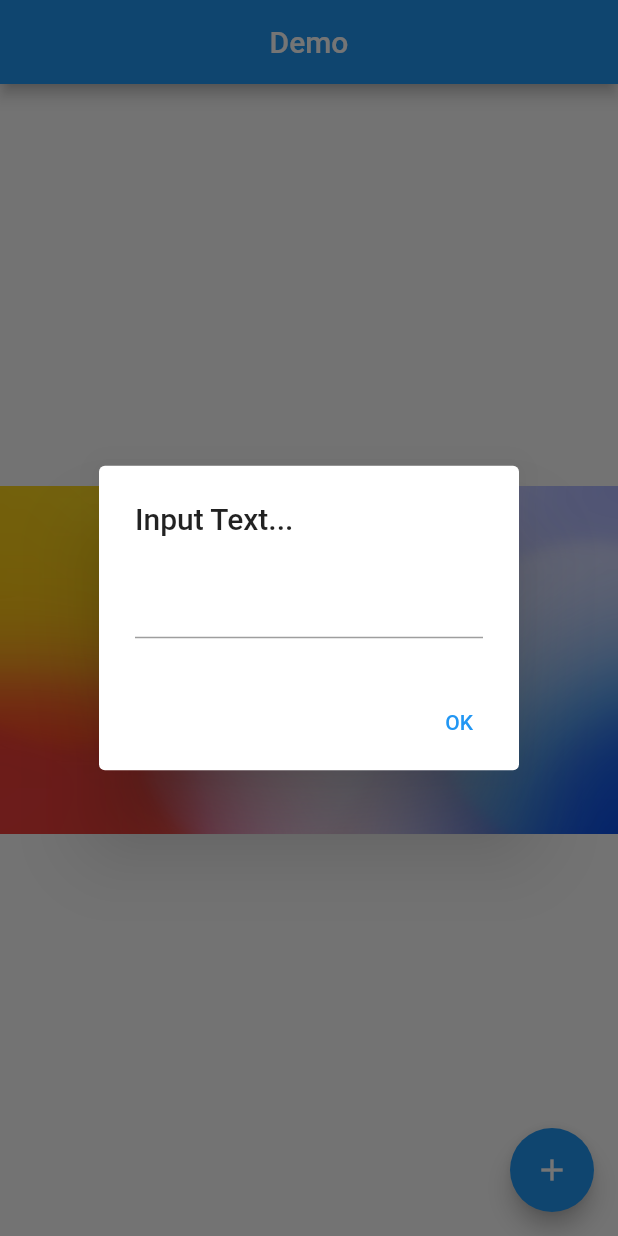
After one commit to RutvikMori18/Two-Finger-to-Zoom-in-zoom-out-text, a Flutter app: the screen it shows after launch, after a tap on the "add" icon, on a phone screen of 412 x 824 dp. The commit adds this screen. Run offline on Flutter 3.47's test engine with Material 2 defaults, Android fonts, the phone set to English and light mode, and no system bars; our stand-ins replace bloc, equatable, flutter_bloc.

Commit message:
- add bloc code in home screen

```diff
--- /dev/null
+++ b/lib/bloc/increment_bloc/increment_event.dart
@@ -0,0 +1,43 @@
+part of 'increment_bloc.dart';
+
+abstract class IncrementEvent extends Equatable {
+  const IncrementEvent();
+}
+
+class UpdateScaleEvent extends IncrementEvent {
+  final double zoom;
+  // final double lastPosition, currentPosition;
+  // final Offset offset;
+  const UpdateScaleEvent(
+    this.zoom,
+    /* this.lastPosition, this.currentPosition, this.offset*/
+  );
+  @override
+  // TODO: implement props
+  List<Object?> get props => [zoom];
+}
+
+class UpdateCurrentPositionEvent extends IncrementEvent {
+  final Offset offset;
+  // final double lastPosition;
+  // final double currentPosition;
+  const UpdateCurrentPositionEvent(
+    this.offset,
+    /*this.lastPosition, this.currentPosition*/
+  );
+  @override
+  // TODO: implement props
+  List<Object?> get props => [offset];
+}
+
+class ComitScalePositionEvent extends IncrementEvent {
+  // final Offset offset;
+  // final double lastPosition;
+  // final double currentPosition;
+
+  const ComitScalePositionEvent(
+      /*this.offset,*/ /*this.lastPosition, */ /*this.currentPosition*/);
+  @override
+  // TODO: implement props
+  List<Object?> get props => [];
+}
--- /dev/null
+++ b/lib/bloc/increment_bloc/increment_state.dart
@@ -0,0 +1,54 @@
+part of 'increment_bloc.dart';
+
+abstract class IncrementState extends Equatable {
+  const IncrementState();
+}
+
+class IncrementInitial extends IncrementState {
+  final double lastPosition = 250;
+  final double currentPosition = 250;
+  final Offset offset = const Offset(250, 250);
+
+  // const IncrementInitial(this.lastPosition, this.currentPosition, this.offset);
+  @override
+  List<Object> get props => [lastPosition, currentPosition, offset];
+}
+
+class ChangePositionState extends IncrementState {
+  final double lastPosition, currentPosition;
+  final Offset changePositionOffset;
+
+  const ChangePositionState(
+      {required this.lastPosition,
+      required this.currentPosition,
+      required this.changePositionOffset});
+  @override
+  // TODO: implement props
+  List<Object?> get props =>
+      [lastPosition, currentPosition, changePositionOffset];
+}
+
+// class UpdateScaleState extends IncrementState {
+//   final Offset offset;
+//   final double lastPosition, currentPosition;
+//
+//   const UpdateScaleState(
+//       {required this.lastPosition,
+//       required this.currentPosition,
+//       required this.offset});
+//   @override
+//   // TODO: implement props
+//   List<Object?> get props => [offset];
+// }
+//
+// class ComitPositionState extends IncrementState {
+//   final double lastPosition, currentPosition;
+//   final Offset offset;
+//   const ComitPositionState(
+//       {required this.lastPosition,
+//       required this.currentPosition,
+//       required this.offset});
+//   @override
+//   // TODO: implement props
+//   List<Object?> get props => [lastPosition, currentPosition, offset];
+// }
--- /dev/null
+++ b/lib/home_page/home_screen_bloc.dart
@@ -0,0 +1,264 @@
+import 'package:flutter/material.dart';
+import 'package:flutter_bloc/flutter_bloc.dart';
+
+import '../bloc/increment_bloc/increment_bloc.dart';
+
+/*
+class HomeScreen extends StatefulWidget {
+  const HomeScreen({Key? key}) : super(key: key);
+
+  @override
+  State<HomeScreen> createState() => _HomeScreenState();
+}
+
+List<String> data = [];
+TextEditingController textDataController = TextEditingController();
+
+Offset initialPosition = const Offset(200, 200);
+double lastPosition = 1;
+double currentPosition = 1;
+
+class _HomeScreenState extends State<HomeScreen> {
+  @override
+  Widget build(BuildContext context) {
+    void updateScale(double zoom) {
+      setState(() {
+        currentPosition = lastPosition * zoom;
+      });
+    }
+
+    void commitScale() {
+      setState(() {
+        lastPosition = currentPosition;
+      });
+    }
+
+    void updatePosition(Offset newPosition) {
+      setState(() {
+        initialPosition = newPosition;
+      });
+    }
+
+    return Scaffold(
+      appBar: AppBar(
+        title: const Text('Demo'),
+        centerTitle: true,
+      ),
+      body: Stack(
+        children: [
+          GestureDetector(
+            onScaleUpdate: (details) => updateScale(details.scale),
+            onScaleEnd: (_) => commitScale(),
+            child: Stack(
+              children: [
+                //FOR BACK GROUND
+                Positioned.fill(child: Image.asset('assets/bg.jpg')),
+                //FOR TEXT
+                for (int i = 0; i < data.length; i++)
+                  Positioned(
+                    left: initialPosition.dx,
+                    top: initialPosition.dy,
+                    child: Draggable(
+                      feedback: Container(),
+                      onDragEnd: (details) {
+                        updatePosition(details.offset);
+                      },
+                      child: Transform.scale(
+                        scale: currentPosition,
+                        child: Container(
+                          margin: const EdgeInsets.all(15.0),
+                          padding: const EdgeInsets.all(3.0),
+                          decoration: BoxDecoration(
+                            border: Border.all(
+                              color: Colors.blueAccent,
+                            ),
+                          ),
+                          child: Text(
+                            data[i],
+                          ),
+                        ),
+                      ),
+                    ),
+                  ),
+              ],
+            ),
+          ),
+        ],
+      ),
+      floatingActionButton: FloatingActionButton(
+        onPressed: customDialogBox,
+        child: const Icon(Icons.add),
+      ),
+    );
+  }
+
+  Future customDialogBox() {
+    return showDialog(
+      context: context,
+      builder: (BuildContext context) {
+        return AlertDialog(
+          title: const Text("Input Text..."),
+          content: TextField(
+            controller: textDataController,
+            textCapitalization: TextCapitalization.sentences,
+            textInputAction: TextInputAction.done,
+          ),
+          actions: <Widget>[
+            TextButton(
+              child: const Text("OK"),
+              onPressed: () {
+                if (textDataController.text.isNotEmpty) {
+                  data.add(textDataController.text);
+                  textDataController.clear();
+                  Navigator.of(context).pop();
+                  setState(() {});
+                }
+              },
+            ),
+          ],
+        );
+      },
+    );
+  }
+}
+*/
+
+class HomeScreenBloc extends StatelessWidget {
+  HomeScreenBloc({Key? key}) : super(key: key);
+  final IncrementBloc incrementBloc = IncrementBloc();
+  List<String> data = [];
+  TextEditingController textDataController = TextEditingController();
+  @override
+  Widget build(BuildContext context) {
+    return Scaffold(
+      appBar: AppBar(
+        title: const Text('Demo'),
+        centerTitle: true,
+      ),
+      body: Stack(
+        children: [
+          GestureDetector(
+            onScaleUpdate: (details) {
+              // updateScale(details.scale);
+              incrementBloc.add(UpdateScaleEvent(details.scale));
+            },
+            onScaleEnd: (_) {
+              incrementBloc.add(const ComitScalePositionEvent());
+            },
+            child: Stack(
+              children: [
+                //FOR BACK GROUND
+                Positioned.fill(child: Image.asset('assets/bg.jpg')),
+                //FOR TEXT
+
+                for (int i = 0; i < data.length; i++)
+                  BlocBuilder<IncrementBloc, IncrementState>(
+                    builder: (context, state) {
+                      if (state is ChangePositionState) {
+                        return Positioned(
+                          left: state.changePositionOffset.dx,
+                          top: state.changePositionOffset.dy,
+                          child: Draggable(
+                            feedback: Container(),
+                            onDragEnd: (details) {
+                              incrementBloc.add(
+                                  UpdateCurrentPositionEvent(details.offset));
+                              // updatePosition(details.offset);
+                            },
+                            child: Transform.scale(
+                              scale: state.currentPosition,
+                              child: Container(
+                                margin: const EdgeInsets.all(15.0),
+                                padding: const EdgeInsets.all(3.0),
+                                decoration: BoxDecoration(
+                                  border: Border.all(
+                                    color: Colors.blueAccent,
+                                  ),
+                                ),
+                                child: Text("HELLO WORLD"
+                                    // data[i],
+                                    ),
+                              ),
+                            ),
+                          ),
+                        );
+                      }
+                      if (state is IncrementInitial) {
+                        return Positioned(
+                          left: state.offset.dx,
+                          top: state.offset.dy,
+                          child: Draggable(
+                            feedback: Container(),
+                            onDragEnd: (details) {
+                              incrementBloc.add(
+                                  UpdateCurrentPositionEvent(details.offset));
+                              // updatePosition(details.offset);
+                            },
+                            child: Transform.scale(
+                              scale: state.currentPosition,
+                              child: Container(
+                                margin: const EdgeInsets.all(15.0),
+                                padding: const EdgeInsets.all(3.0),
+                                decoration: BoxDecoration(
+                                  border: Border.all(
+                                    color: Colors.blueAccent,
+                                  ),
+                                ),
+                                child: Text(
+                                    // data[i],
+                                    "HELLO WORLD"),
+                              ),
+                            ),
+                          ),
+                        );
+                      }
+                      return Container(
+                        height: 100,
+                        width: 100,
+                        color: Colors.black,
+                      );
+                    },
+                  ),
+              ],
+            ),
+          )
+        ],
+      ),
+      floatingActionButton: FloatingActionButton(
+        onPressed: () {
+          customDialogBox(context);
+        },
+        child: const Icon(Icons.add),
+      ),
+    );
+  }
+
+  Future customDialogBox(BuildContext context) {
+    return showDialog(
+      context: context,
+      builder: (BuildContext context) {
+        return AlertDialog(
+          title: const Text("Input Text..."),
+          content: TextField(
+            controller: textDataController,
+            textCapitalization: TextCapitalization.sentences,
+            textInputAction: TextInputAction.done,
+          ),
+          actions: <Widget>[
+            TextButton(
+              child: const Text("OK"),
+              onPressed: () {
+                if (textDataController.text.isNotEmpty) {
+                  data.add(textDataController.text);
+                  textDataController.clear();
+                  Navigator.of(context).pop();
+                  // incrementBloc.add(IncrementInitial());
+                }
+              },
+            ),
+          ],
+        );
+      },
+    );
+  }
+}
--- a/lib/main.dart
+++ b/lib/main.dart
@@ -1,22 +1,27 @@
 import 'package:flutter/material.dart';
-import 'package:twofingerpinch/home_page/homescreen.dart';
+import 'package:flutter_bloc/flutter_bloc.dart';
+import 'package:twofingerpinch/bloc/increment_bloc/increment_bloc.dart';
+import 'package:twofingerpinch/home_page/home_screen_bloc.dart';
 
 void main() {
-  runApp(const MyApp());
+  runApp(MyApp());
 }
 
 class MyApp extends StatelessWidget {
-  const MyApp({super.key});
+  MyApp({super.key});
+  final incrementBloc = IncrementBloc();
 
-  // This widget is the root of your application.
   @override
   Widget build(BuildContext context) {
-    return MaterialApp(
-      title: 'Two finger pinch Example',
-      theme: ThemeData(
-        primarySwatch: Colors.blue,
+    return BlocProvider(
+      create: (context) => incrementBloc,
+      child: MaterialApp(
+        title: 'Two finger pinch Example',
+        theme: ThemeData(
+          primarySwatch: Colors.blue,
+        ),
+        home: HomeScreenBloc(),
       ),
-      home: HomeScreen(),
     );
   }
 }
--- a/pubspec.yaml
+++ b/pubspec.yaml
@@ -36,6 +36,8 @@ dependencies:
   # The following adds the Cupertino Icons font to your application.
   # Use with the CupertinoIcons class for iOS style icons.
   cupertino_icons: ^1.0.2
+  flutter_bloc: ^8.1.2
+  equatable: ^2.0.5
 
 dev_dependencies:
   flutter_test:
```
Also changed, not shown: lib/bloc/increment_bloc/increment_bloc.dart (added, +38 -0 lines), pubspec.lock, 1 other file.
